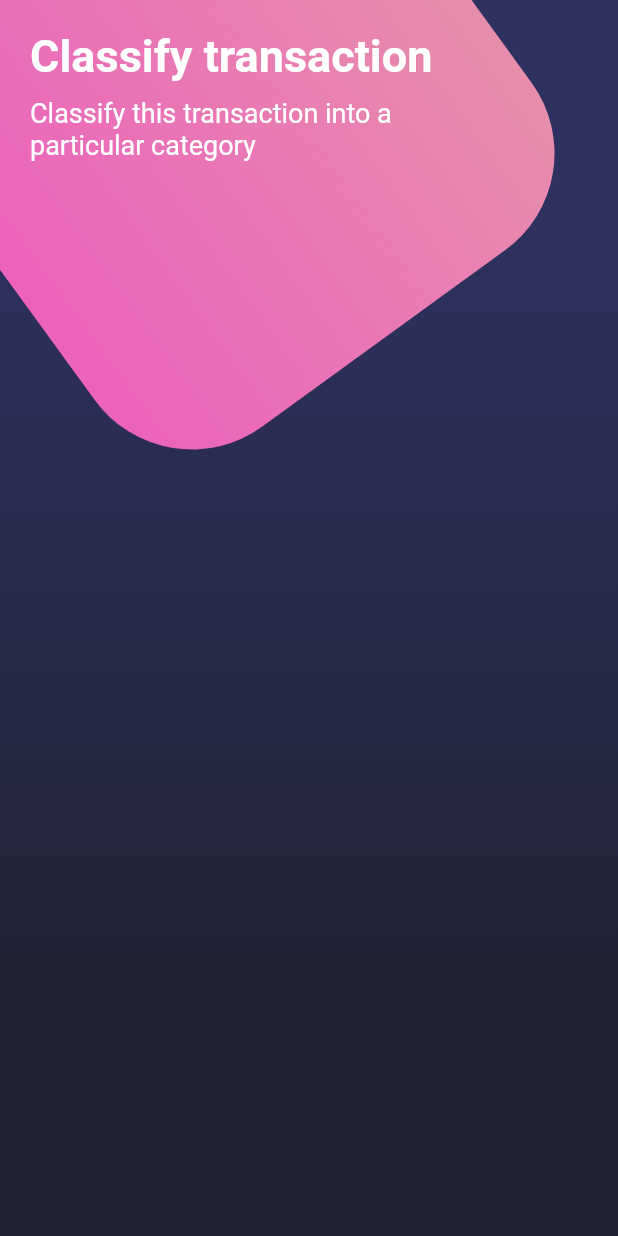
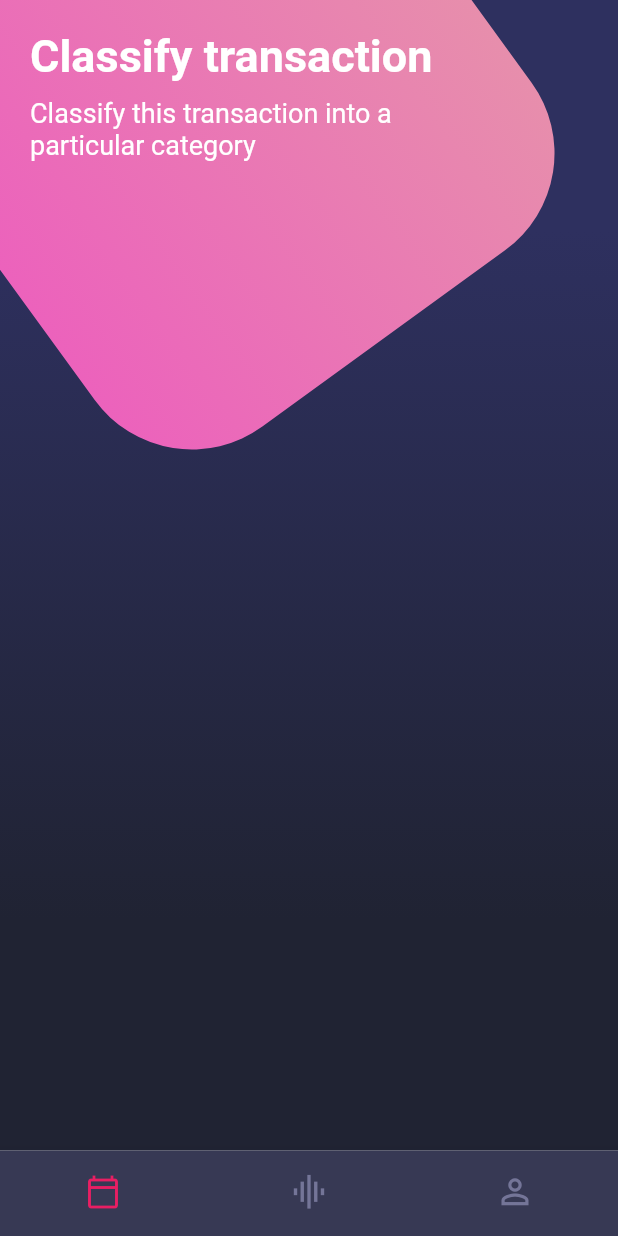
Before and after one commit to Jhon-Giraldo/design-practice-app, a Flutter app: the screen it shows after launch, on a phone screen of 412 x 824 dp. Run offline on Flutter 3.47's test engine with Material 2 defaults, Android fonts, the phone set to English and light mode, and no system bars.

Commit message:
ButtonNavigationBar add

```diff
--- a/lib/screens/home_screen.dart
+++ b/lib/screens/home_screen.dart
@@ -1,5 +1,6 @@
 import 'package:design_practice_1/screens/page_title.dart';
 import 'package:design_practice_1/widgets/brackground.dart';
+import 'package:design_practice_1/widgets/custom_button_navigation_bar.dart';
 import 'package:flutter/material.dart';
 
 class HomeScreen extends StatelessWidget {
@@ -10,10 +11,11 @@ class HomeScreen extends StatelessWidget {
         children: const [
         //Background
         Background(),
-
+        //Home body
         _HomeBody()
         ],
-      )
+      ),
+      bottomNavigationBar: CustomButtonNavigationBar(),
     );
   }
 }
--- /dev/null
+++ b/lib/widgets/custom_button_navigation_bar.dart
@@ -0,0 +1,31 @@
+import 'package:flutter/material.dart';
+
+class CustomButtonNavigationBar extends StatelessWidget {
+  const CustomButtonNavigationBar({super.key});
+
+  @override
+  Widget build(BuildContext context) {
+    return BottomNavigationBar(
+      showSelectedLabels: false,
+      showUnselectedLabels: false,
+      selectedItemColor: Colors.pink,
+      backgroundColor: const Color.fromRGBO(55, 57, 84, 1),
+      unselectedItemColor: const Color.fromRGBO(116, 117, 152, 1),
+      currentIndex: 0,
+      items: const [
+        BottomNavigationBarItem(
+          icon: Icon(Icons.calendar_today_outlined),
+          label: 'Calendar'
+        ),
+        BottomNavigationBarItem(
+          icon: Icon(Icons.graphic_eq_outlined, size: 27,),
+          label: 'Graph'
+        ),
+        BottomNavigationBarItem(
+          icon: Icon(Icons.person_outline_outlined, size: 27),
+          label: 'Users'
+        )
+      ]
+    );
+  }
+}
```
